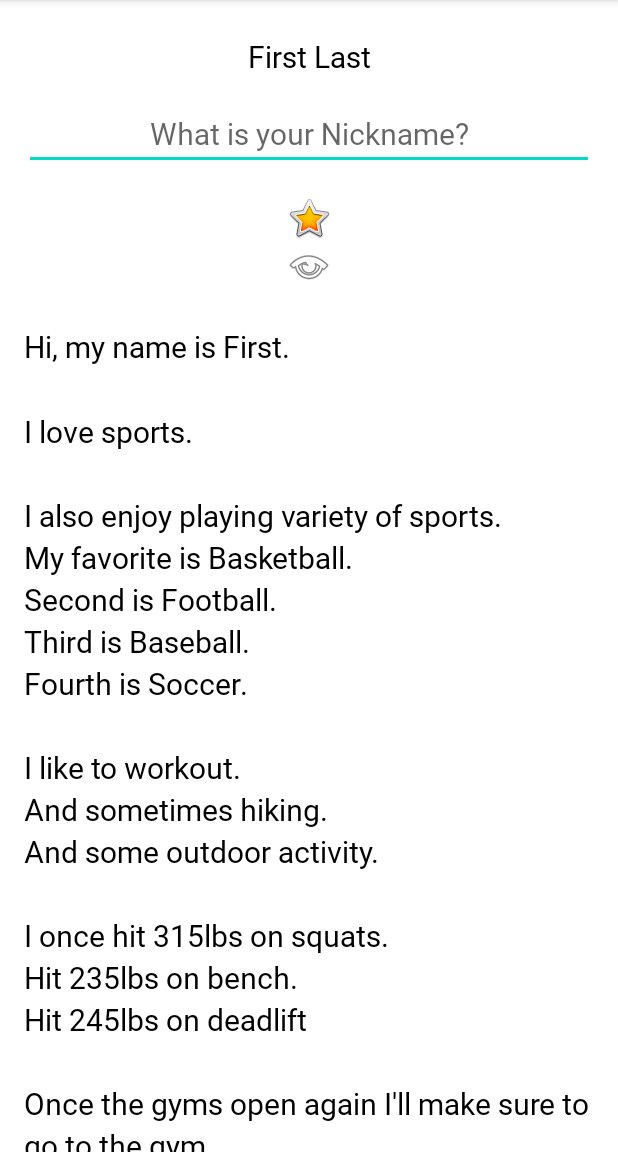
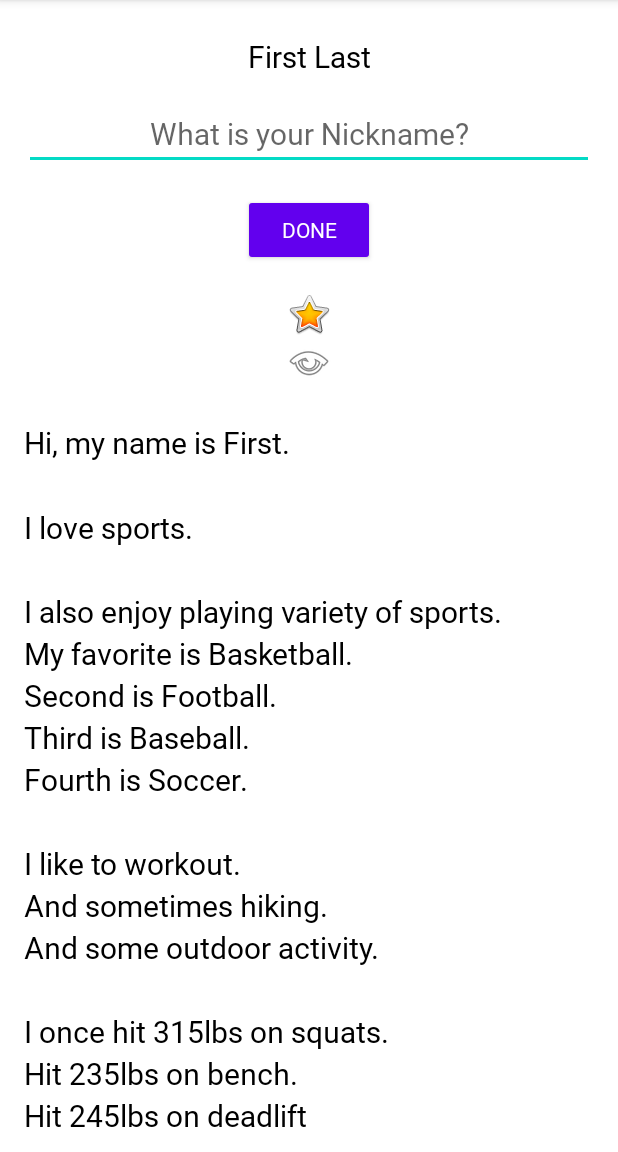
Before and after one commit to adj006/AboutMe, an Android app: the screen it shows after launch (MainActivity), on a phone screen of 412 x 824 dp, the part 84-1236 px from its top. Run offline under Robolectric (Android 15) with nearby library versions, the phone set to English and light mode, and no system bars.

Commit message:
Added a button for nickname

```diff
--- a/app/src/main/res/layout/activity_main.xml
+++ b/app/src/main/res/layout/activity_main.xml
@@ -24,6 +24,24 @@
         android:hint="@string/what_is_your_nickname"
         android:inputType="textPersonName"
         android:textAlignment="center" />
+
+    <Button
+        android:id="@+id/done_button"
+        style="@style/Widget.AppCompat.Button.Colored"
+        android:layout_width="wrap_content"
+        android:layout_height="wrap_content"
+        android:layout_gravity="center_horizontal"
+        android:layout_marginTop="@dimen/layout_margin"
+        android:fontFamily="@font/roboto"
+        android:text="@string/done" />
+
+    <TextView
+        android:id="@+id/nickname_text"
+        style="@style/NameStyle"
+        android:layout_width="match_parent"
+        android:layout_height="wrap_content"
+        android:textAlignment="center"
+        android:visibility="gone" />
 
     <ImageView
         android:id="@+id/star_image"
--- a/app/src/main/res/values/colors.xml
+++ b/app/src/main/res/values/colors.xml
@@ -7,4 +7,7 @@
     <color name="teal_700">#FF018786</color>
     <color name="black">#FF000000</color>
     <color name="white">#FFFFFFFF</color>
+<!--    <color name="colorPrimary">#008577</color>
+    <color name="colorPrimaryDark">#00574B</color>
+    <color name="colorAccent">#D81B60</color>-->
 </resources>
--- a/app/src/main/res/values/strings.xml
+++ b/app/src/main/res/values/strings.xml
@@ -2,7 +2,6 @@
     <string name="app_name">About Me</string>
     <string name="name">First Last</string>
     <string name="yellow_star">Yellow star</string>
-
     <string name="bio">Hi, my name is First.
         \n\nI love sports.
         \n\nI also enjoy playing variety of sports.
@@ -20,5 +19,6 @@
         \nAnd increase my personal record.\n\n</string>
     <string name="what_is_your_nickname">What is your Nickname?</string>
     <string name="menu_view">Menu View</string>
+    <string name="done">Done</string>
 
 </resources>
```
Also changed, not shown: app/src/main/java/com/example/android/aboutme/MainActivity.kt (+24 -0 lines).
